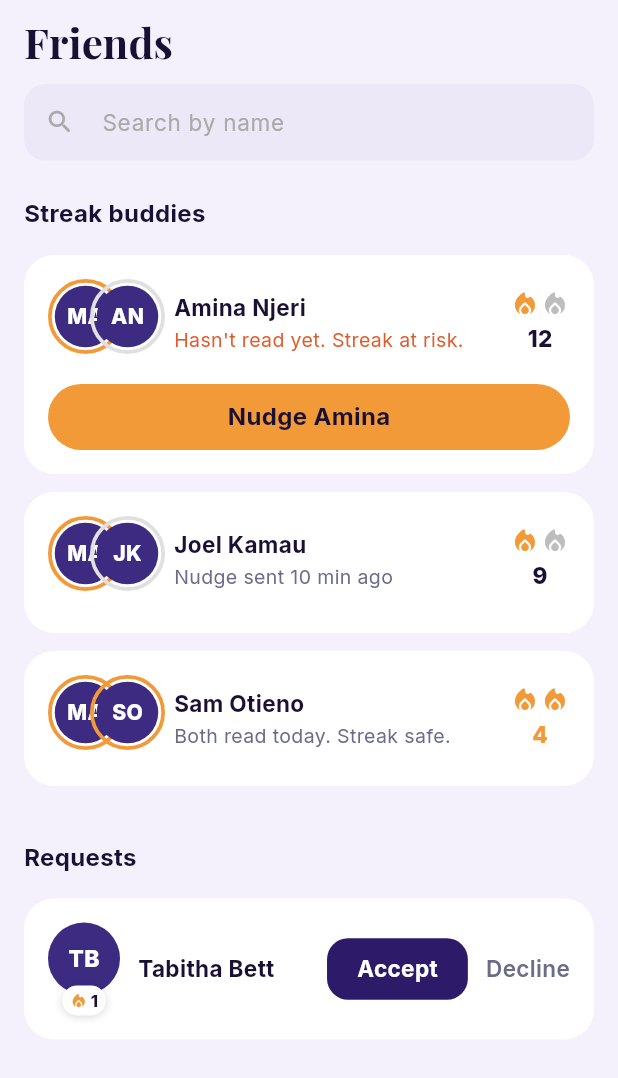
After one commit to MauriceOmbewa/yahweh-frontend, a Flutter app: the FriendsScreen screen opened by its route, on a phone screen of 412 x 824 dp. The commit adds this screen. Shown: the top 1078 px of the screen. Run offline on Flutter 3.47's test engine with Material 3 defaults, Android fonts, the phone set to English and light mode, and no system bars; our stand-ins replace google_fonts, iconsax.

Commit message:
feat: Friends screen
- StreakBuddyCard widget: overlapping avatars, status text, flame icons, Nudge button
- FriendRequestCard widget: Accept (navy) / Decline buttons
- FriendsScreen: search bar with live filter, streak buddies list,
  requests section, local nudge/accept/decline state
- Sidebar Friends link wired to /friends route

```diff
--- /dev/null
+++ b/lib/features/friends/friends_screen.dart
@@ -0,0 +1,243 @@
+// ============================================================
+// FILE: lib/features/friends/friends_screen.dart
+//
+// PURPOSE: The Friends screen — shows streak buddies and
+//          incoming friend requests.
+//
+// HOW THIS SCREEN IS STRUCTURED:
+//
+//   Scaffold
+//   └── Column
+//       ├── AppBar  ("Friends")
+//       └── Expanded
+//           └── SingleChildScrollView
+//               ├── Search bar
+//               ├── SectionHeader "Streak buddies"
+//               ├── StreakBuddyCard × 3    ← from widgets/
+//               ├── SectionHeader "Requests"
+//               └── FriendRequestCard × 1  ← from widgets/
+//
+// STATE: This screen is Stateful because:
+//   - The search field needs a TextEditingController
+//   - Tapping "Nudge" / "Accept" / "Decline" changes local state
+//     (in a real app this would go to a Provider/backend)
+// ============================================================
+
+import 'package:flutter/material.dart';
+
+import '../../core/theme/app_colors.dart';
+import '../../core/theme/app_text_styles.dart';
+import '../../core/constants/app_constants.dart';
+import '../../core/widgets/section_header.dart';
+import '../../data/mock_data.dart';
+import '../../models/streak_buddy.dart';
+import 'widgets/streak_buddy_card.dart';
+import 'widgets/friend_request_card.dart';
+
+class FriendsScreen extends StatefulWidget {
+  const FriendsScreen({super.key});
+
+  @override
+  State<FriendsScreen> createState() => _FriendsScreenState();
+}
+
+class _FriendsScreenState extends State<FriendsScreen> {
+  // ── Search controller ─────────────────────────────────────
+  final _searchController = TextEditingController();
+  String _searchQuery = '';
+
+  // ── Local buddy list (so we can mutate nudge state) ───────
+  // We copy MockData into local state so "Nudge" taps update the UI.
+  late List<StreakBuddy> _buddies;
+  late List<dynamic> _requests; // Using dynamic since it's a User list
+
+  @override
+  void initState() {
+    super.initState();
+    // initState runs ONCE when the screen first appears.
+    // Copy the mock data into local mutable lists.
+    _buddies  = List.from(MockData.streakBuddies);
+    _requests = List.from(MockData.friendRequests);
+
+    // Listen to search field changes and rebuild the filtered list.
+    _searchController.addListener(() {
+      setState(() => _searchQuery = _searchController.text.toLowerCase());
+    });
+  }
+
+  @override
+  void dispose() {
+    _searchController.dispose();
+    super.dispose();
+  }
+
+  // ── Handle nudge tap ──────────────────────────────────────
+  void _onNudge(int index) {
+    setState(() {
+      // Replace the buddy at this index with a copy that has
+      // nudgeSentToday = true and status = nudgeSent.
+      _buddies[index] = StreakBuddy(
+        id:               _buddies[index].id,
+        userId:           _buddies[index].userId,
+        partnerName:      _buddies[index].partnerName,
+        partnerInitials:  _buddies[index].partnerInitials,
+        myInitials:       _buddies[index].myInitials,
+        sharedStreakDays: _buddies[index].sharedStreakDays,
+        status:           StreakBuddyStatus.nudgeSent, // ← changed
+        nudgeSentToday:   true,
+      );
+    });
+  }
+
+  // ── Handle accept/decline ─────────────────────────────────
+  void _onAccept(int index) {
+    setState(() => _requests.removeAt(index));
+    // In a real app: call API to accept the friend request
+  }
+
+  void _onDecline(int index) {
+    setState(() => _requests.removeAt(index));
+    // In a real app: call API to decline
+  }
+
+  // ── Filtered buddy list ───────────────────────────────────
+  List<StreakBuddy> get _filteredBuddies {
+    if (_searchQuery.isEmpty) return _buddies;
+    return _buddies
+        .where((b) => b.partnerName.toLowerCase().contains(_searchQuery))
+        .toList();
+  }
+
+  @override
+  Widget build(BuildContext context) {
+    return Scaffold(
+      backgroundColor: AppColors.backgroundLight,
+
+      // ── App Bar ─────────────────────────────────────────────
+      // No back arrow — this is a top-level screen accessed from
+      // the sidebar (web) or a dedicated nav button.
+      appBar: AppBar(
+        backgroundColor:        AppColors.backgroundLight,
+        elevation:               0,
+        scrolledUnderElevation:  0,
+        automaticallyImplyLeading: false, // Hide default back arrow
+        title: Text('Friends', style: AppTextStyles.headingLarge),
+      ),
+
+      // ── Scrollable body ──────────────────────────────────────
+      body: SingleChildScrollView(
+        padding: const EdgeInsets.symmetric(
+          horizontal: AppConstants.paddingMd,
+        ),
+        child: Column(
+          crossAxisAlignment: CrossAxisAlignment.start,
+          children: [
+            // ── Search bar ────────────────────────────────────
+            _SearchBar(controller: _searchController),
+            const SizedBox(height: AppConstants.paddingMd),
+
+            // ── Streak buddies section ────────────────────────
+            const SectionHeader(title: 'Streak buddies'),
+            const SizedBox(height: AppConstants.paddingSm),
+
+            // Map over filtered buddies and render a card for each.
+            // The "index" variable lets us pass the right index to
+            // the nudge handler.
+            ..._filteredBuddies.asMap().entries.map((entry) {
+              final index = entry.key;
+              final buddy = entry.value;
+              return StreakBuddyCard(
+                buddy:   buddy,
+                onNudge: () => _onNudge(index),
+              );
+            }),
+
+            // Show a message if search found nothing
+            if (_filteredBuddies.isEmpty)
+              Padding(
+                padding: const EdgeInsets.symmetric(vertical: 16),
+                child: Center(
+                  child: Text(
+                    'No buddies found for "$_searchQuery"',
+                    style: AppTextStyles.bodySmall,
+                  ),
+                ),
+              ),
+
+            const SizedBox(height: AppConstants.paddingMd),
+
+            // ── Requests section ──────────────────────────────
+            if (_requests.isNotEmpty) ...[
+              const SectionHeader(title: 'Requests'),
+              const SizedBox(height: AppConstants.paddingSm),
+
+              ..._requests.asMap().entries.map((entry) {
+                final index     = entry.key;
+                final requester = entry.value;
+                return Padding(
+                  padding: const EdgeInsets.only(
+                      bottom: AppConstants.paddingSm),
+                  child: FriendRequestCard(
+                    requester: requester,
+                    onAccept:  () => _onAccept(index),
+                    onDecline: () => _onDecline(index),
+                  ),
+                );
+              }),
+            ],
+
+            // Bottom padding so last card isn't flush with nav bar
+            const SizedBox(height: AppConstants.paddingXl),
+          ],
+        ),
+      ),
+    );
+  }
+}
+
+// ── Search Bar ────────────────────────────────────────────────
+// A styled rounded search input at the top of the screen.
+// Private to this file — only used here.
+class _SearchBar extends StatelessWidget {
+  final TextEditingController controller;
+  const _SearchBar({required this.controller});
+
+  @override
+  Widget build(BuildContext context) {
+    return TextField(
+      controller:   controller,
+      style:        AppTextStyles.inputText,
+      decoration: InputDecoration(
+        hintText:    'Search by name',
+        hintStyle:   AppTextStyles.inputHint,
+        prefixIcon:  const Icon(
+          Icons.search_rounded,
+          color: AppColors.textLight,
+          size:  20,
+        ),
+        // Override the default InputDecoration to match our style
+        filled:      true,
+        fillColor:   AppColors.inputFill,
+        border: OutlineInputBorder(
+          borderRadius: BorderRadius.circular(AppConstants.radiusMd),
+          borderSide:   BorderSide.none,
+        ),
+        enabledBorder: OutlineInputBorder(
+          borderRadius: BorderRadius.circular(AppConstants.radiusMd),
+          borderSide:   BorderSide.none,
+        ),
+        focusedBorder: OutlineInputBorder(
+          borderRadius: BorderRadius.circular(AppConstants.radiusMd),
+          borderSide: const BorderSide(
+            color: AppColors.inputBorder,
+            width: 1.5,
+          ),
+        ),
+        contentPadding: const EdgeInsets.symmetric(
+          vertical: 14,
+          horizontal: 16,
+        ),
+      ),
+    );
+  }
+}
--- /dev/null
+++ b/lib/features/friends/widgets/friend_request_card.dart
@@ -0,0 +1,112 @@
+// ============================================================
+// FILE: lib/features/friends/widgets/friend_request_card.dart
+//
+// PURPOSE: A single friend request row in the Friends screen.
+//
+// WHAT IT SHOWS:
+//   [TB]  Tabitha Bett    [Accept]  Decline
+//
+// HOW IT WORKS:
+//   - Shows a UserAvatar (no ring, no overlapping)
+//   - Accept = dark navy filled button
+//   - Decline = plain text button
+//   - Both call callbacks so the parent screen can handle the logic
+// ============================================================
+
+import 'package:flutter/material.dart';
+
+import '../../../core/theme/app_colors.dart';
+import '../../../core/theme/app_text_styles.dart';
+import '../../../core/constants/app_constants.dart';
+import '../../../core/widgets/user_avatar.dart';
+import '../../../models/user.dart';
+
+class FriendRequestCard extends StatelessWidget {
+  final User requester;         // The person who sent the request
+  final VoidCallback onAccept;
+  final VoidCallback onDecline;
+
+  const FriendRequestCard({
+    super.key,
+    required this.requester,
+    required this.onAccept,
+    required this.onDecline,
+  });
+
+  @override
+  Widget build(BuildContext context) {
+    return Container(
+      padding: const EdgeInsets.symmetric(
+        horizontal: AppConstants.paddingMd,
+        vertical:   AppConstants.paddingMd,
+      ),
+      decoration: BoxDecoration(
+        color:        AppColors.white,
+        borderRadius: BorderRadius.circular(AppConstants.radiusLg),
+      ),
+      child: Row(
+        children: [
+          // Avatar — no orange ring (they're not a buddy yet)
+          UserAvatar(
+            initials:    requester.initials,
+            streakCount: requester.currentStreak,
+            size:        AppConstants.avatarMd,
+            showRing:    false,  // No ring for non-friends
+          ),
+          const SizedBox(width: 12),
+
+          // Name
+          Expanded(
+            child: Text(
+              requester.displayName,
+              style: AppTextStyles.userName,
+            ),
+          ),
+
+          // Accept button — dark navy (matches the design)
+          _AcceptButton(onTap: onAccept),
+          const SizedBox(width: 12),
+
+          // Decline — plain text
+          GestureDetector(
+            onTap: onDecline,
+            child: Text(
+              'Decline',
+              style: AppTextStyles.labelMedium.copyWith(
+                color: AppColors.textMedium,
+              ),
+            ),
+          ),
+        ],
+      ),
+    );
+  }
+}
+
+// ── Accept button ─────────────────────────────────────────────
+// Dark navy/purple filled button — distinct from the orange primary.
+class _AcceptButton extends StatelessWidget {
+  final VoidCallback onTap;
+  const _AcceptButton({required this.onTap});
+
+  @override
+  Widget build(BuildContext context) {
+    return GestureDetector(
+      onTap: onTap,
+      child: Container(
+        padding: const EdgeInsets.symmetric(horizontal: 20, vertical: 10),
+        decoration: BoxDecoration(
+          color:        AppColors.primaryPurple, // Dark navy
+          borderRadius: BorderRadius.circular(AppConstants.radiusMd),
+        ),
+        child: Text(
+          'Accept',
+          style: AppTextStyles.labelMedium.copyWith(
+            color:      AppColors.white,
+            fontWeight: FontWeight.w700,
+          ),
+        ),
+      ),
+    );
+  }
+}
--- /dev/null
+++ b/lib/features/friends/widgets/streak_buddy_card.dart
@@ -0,0 +1,155 @@
+// ============================================================
+// FILE: lib/features/friends/widgets/streak_buddy_card.dart
+//
+// PURPOSE: One streak buddy card in the Friends screen.
+//
+// WHAT IT SHOWS:
+//   [MA][AN]  Amina Njeri              🔥 🔥(grey)
+//             Hasn't read yet.              12
+//             Streak at risk.
+//   [       Nudge Amina        ]   ← only when at risk
+//
+// HOW IT WORKS:
+//   - It receives a StreakBuddy object (from our models)
+//   - It reads the status to decide what colour/text to show
+//   - It shows the Nudge button only when the partner is at risk
+//     AND a nudge hasn't been sent yet today
+// ============================================================
+
+import 'package:flutter/material.dart';
+
+import '../../../core/theme/app_colors.dart';
+import '../../../core/theme/app_text_styles.dart';
+import '../../../core/constants/app_constants.dart';
+import '../../../core/widgets/app_button.dart';
+import '../../../core/widgets/user_avatar.dart';
+import '../../../data/mock_data.dart';
+import '../../../models/streak_buddy.dart';
+
+class StreakBuddyCard extends StatelessWidget {
+  final StreakBuddy buddy;
+  final VoidCallback? onNudge; // Called when "Nudge" button is tapped
+
+  const StreakBuddyCard({
+    super.key,
+    required this.buddy,
+    this.onNudge,
+  });
+
+  @override
+  Widget build(BuildContext context) {
+    // ── Decide colours & text based on status ────────────────
+    final bool isAtRisk  = buddy.status == StreakBuddyStatus.partnerAtRisk;
+    final bool nudgeSent = buddy.status == StreakBuddyStatus.nudgeSent;
+    final bool bothRead  = buddy.status == StreakBuddyStatus.bothRead;
+
+    // Status text colour: orange/red when at risk, grey otherwise
+    final Color statusColor = isAtRisk
+        ? AppColors.streakRisk
+        : AppColors.textMedium;
+
+    // Right flame colour: orange when both read, grey when partner hasn't
+    final Color rightFlameColor = bothRead
+        ? AppColors.orange
+        : Colors.grey.shade400;
+
+    return Container(
+      margin:  const EdgeInsets.only(bottom: 12),
+      padding: const EdgeInsets.all(AppConstants.paddingMd),
+      decoration: BoxDecoration(
+        color:        AppColors.white,
+        borderRadius: BorderRadius.circular(AppConstants.radiusLg),
+      ),
+      child: Column(
+        children: [
+          // ── Top row: avatars + name + status + flames ──────
+          Row(
+            children: [
+              // Overlapping avatars (you + partner)
+              OverlappingAvatars(
+                leftInitials:  buddy.myInitials ?? 'MA',
+                rightInitials: buddy.partnerInitials,
+                leftStreak:    MockData.currentUser.currentStreak,
+                rightStreak:   buddy.sharedStreakDays,
+                size:          44,
+                rightIsActive: bothRead,
+              ),
+              const SizedBox(width: 12),
+
+              // Name + status text
+              Expanded(
+                child: Column(
+                  crossAxisAlignment: CrossAxisAlignment.start,
+                  children: [
+                    Text(
+                      buddy.partnerName,
+                      style: AppTextStyles.userName,
+                    ),
+                    const SizedBox(height: 2),
+                    Text(
+                      buddy.statusLabel,
+                      style: AppTextStyles.bodySmall.copyWith(
+                        color: statusColor,
+                      ),
+                    ),
+                  ],
+                ),
+              ),
+
+              // Flame icons + streak number (right side)
+              Column(
+                crossAxisAlignment: CrossAxisAlignment.center,
+                children: [
+                  Row(
+                    children: [
+                      // Left flame always orange (you read)
+                      const Icon(
+                        Icons.local_fire_department_rounded,
+                        color: AppColors.orange,
+                        size:  20,
+                      ),
+                      // Right flame: orange = both read, grey = partner hasn't
+                      Icon(
+                        Icons.local_fire_department_rounded,
+                        color: rightFlameColor,
+                        size:  20,
+                      ),
+                    ],
+                  ),
+                  const SizedBox(height: 2),
+                  Text(
+                    '${buddy.sharedStreakDays}',
+                    style: AppTextStyles.bodyMedium.copyWith(
+                      fontWeight: FontWeight.w800,
+                      color: bothRead
+                          ? AppColors.orange
+                          : AppColors.textDark,
+                    ),
+                  ),
+                ],
+              ),
+            ],
+          ),
+
+          // ── Nudge button (only shown when at risk) ──────────
+          // We use "if" to conditionally include this widget.
+          // When isAtRisk is false, nothing is rendered here.
+          if (isAtRisk) ...[
+            const SizedBox(height: 12),
+            AppButton(
+              label:  'Nudge ${buddy.partnerName.split(' ').first}',
+              onTap:  onNudge ?? () {},
+              height: 44,
+            ),
+          ],
+
+          // ── "Nudge sent" text (after nudge is sent) ─────────
+          if (nudgeSent) ...[
+            const SizedBox(height: 4),
+            // Subtle hint that you already nudged them
+          ],
+        ],
+      ),
+    );
+  }
+}
--- a/lib/main.dart
+++ b/lib/main.dart
@@ -30,6 +30,8 @@ import 'features/auth/timezone_screen.dart';
 import 'navigation/main_shell.dart';
 // Settings
 import 'features/profile/settings_screen.dart';
+// Friends
+import 'features/friends/friends_screen.dart';
 
 // main() is the very first function Flutter calls.
 void main() {
@@ -81,6 +83,7 @@ class YahwehApp extends StatelessWidget {
         AppRoutes.timezone:  (context) => const TimezoneScreen(),
         AppRoutes.home:      (context) => const MainShell(),
         AppRoutes.settings:  (context) => const SettingsScreen(),
+        AppRoutes.friends:   (context) => const FriendsScreen(),
       },
     );
   }
--- a/lib/navigation/main_shell.dart
+++ b/lib/navigation/main_shell.dart
@@ -180,9 +180,7 @@ class _Sidebar extends StatelessWidget {
             iconFill:  Iconsax.people,
             label:     'Friends',
             isActive:  false,
-            onTap: () {
-              // TODO: navigate to Friends (Phase 7)
-            },
+            onTap: () => Navigator.pushNamed(context, AppRoutes.friends),
           ),
           _SideNavItem(
             icon:      Iconsax.message,
```
